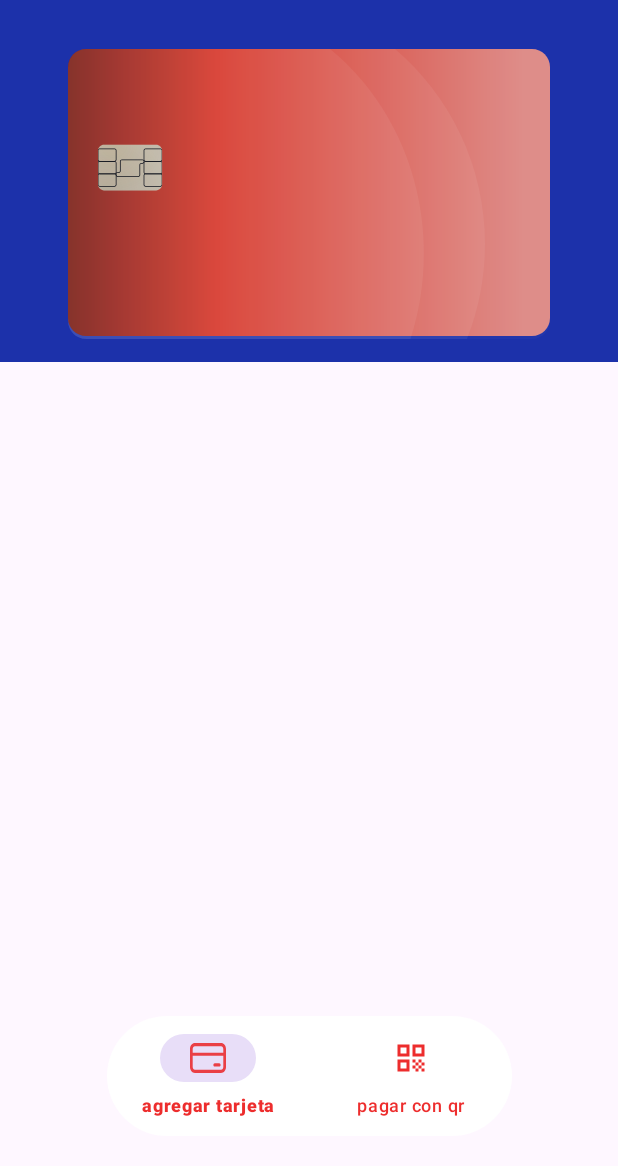
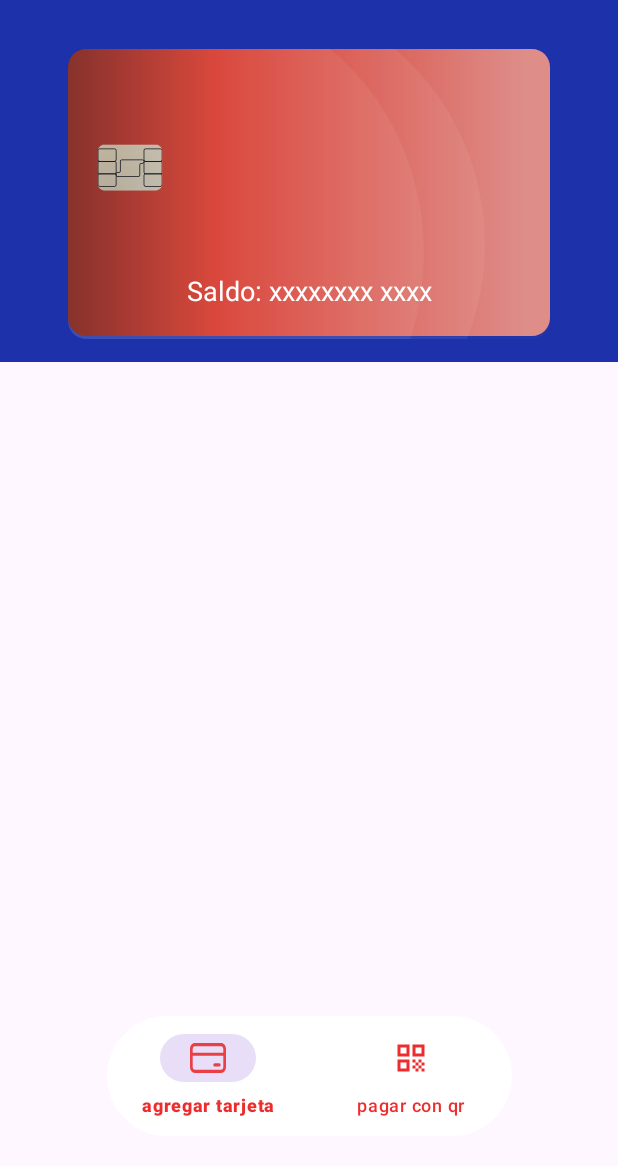
Before and after one commit to azorahai1986/PaymentMethods, an Android app: the CardFragment screen opened through its navigation route, on a phone screen of 412 x 824 dp, the part 70-1236 px from its top. Run offline under Robolectric (Android 15) with nearby library versions, the phone set to English and light mode, and no system bars; our stand-ins replace navigation-ui.

Commit message:
Se agregó el texto que contendrá al saldo del cliente

```diff
--- a/app/src/main/res/layout/fragment_card.xml
+++ b/app/src/main/res/layout/fragment_card.xml
@@ -13,6 +13,18 @@
         app:layout_constraintEnd_toEndOf="parent"
         app:layout_constraintStart_toStartOf="parent"
         android:elevation="30dp"/>
+
+    <TextView
+        android:layout_width="match_parent"
+        android:layout_height="wrap_content"
+        app:layout_constraintBottom_toBottomOf="@id/layoutCreditCard"
+        app:layout_constraintStart_toStartOf="@id/layoutCreditCard"
+        app:layout_constraintEnd_toEndOf="@id/layoutCreditCard"
+        android:gravity="center"
+        android:layout_marginBottom="35dp"
+        android:text="@string/saldo_xxx"
+        android:textColor="@color/white"
+        android:textSize="18sp"/>
 
     <androidx.recyclerview.widget.RecyclerView
         android:id="@+id/rvRelatedCards"
--- a/app/src/main/res/values/strings.xml
+++ b/app/src/main/res/values/strings.xml
@@ -11,4 +11,5 @@
     <string name="enter">Ingresar</string>
     <string name="title_new_card">agregar tarjeta</string>
     <string name="title_qr_payment">pagar con qr</string>
+    <string name="saldo_xxx">Saldo: xxxxxxxx xxxx</string>
 </resources>
```
